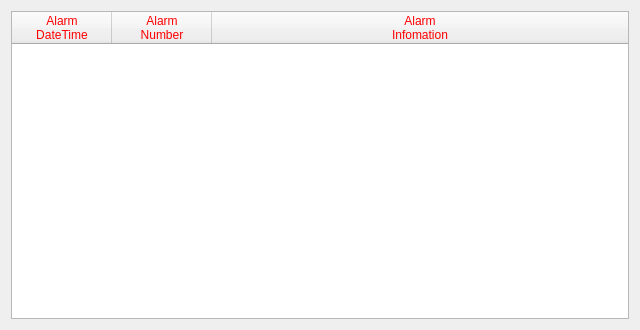
This is categorypage/icalarmframe.ui in GaussCheng/2-5AxisPunch as Qt 5 draws it before an edit. The edited form follows.
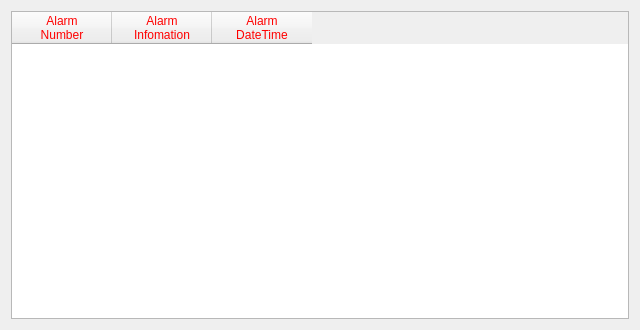
This is the edited form.

Commit message: 1.页面小布局

```diff
--- a/categorypage/icalarmframe.ui
+++ b/categorypage/icalarmframe.ui
@@ -44,15 +44,6 @@
      <property name="selectionBehavior">
       <enum>QAbstractItemView::SelectRows</enum>
      </property>
-     <attribute name="horizontalHeaderStretchLastSection">
-      <bool>true</bool>
-     </attribute>
-     <column>
-      <property name="text">
-       <string>Alarm 
-DateTime</string>
-      </property>
-     </column>
      <column>
       <property name="text">
        <string>Alarm 
@@ -65,6 +56,12 @@
 Infomation</string>
       </property>
      </column>
+     <column>
+      <property name="text">
+       <string>Alarm 
+DateTime</string>
+      </property>
+     </column>
     </widget>
    </item>
   </layout>
```
The commit also changes 4 other files.
